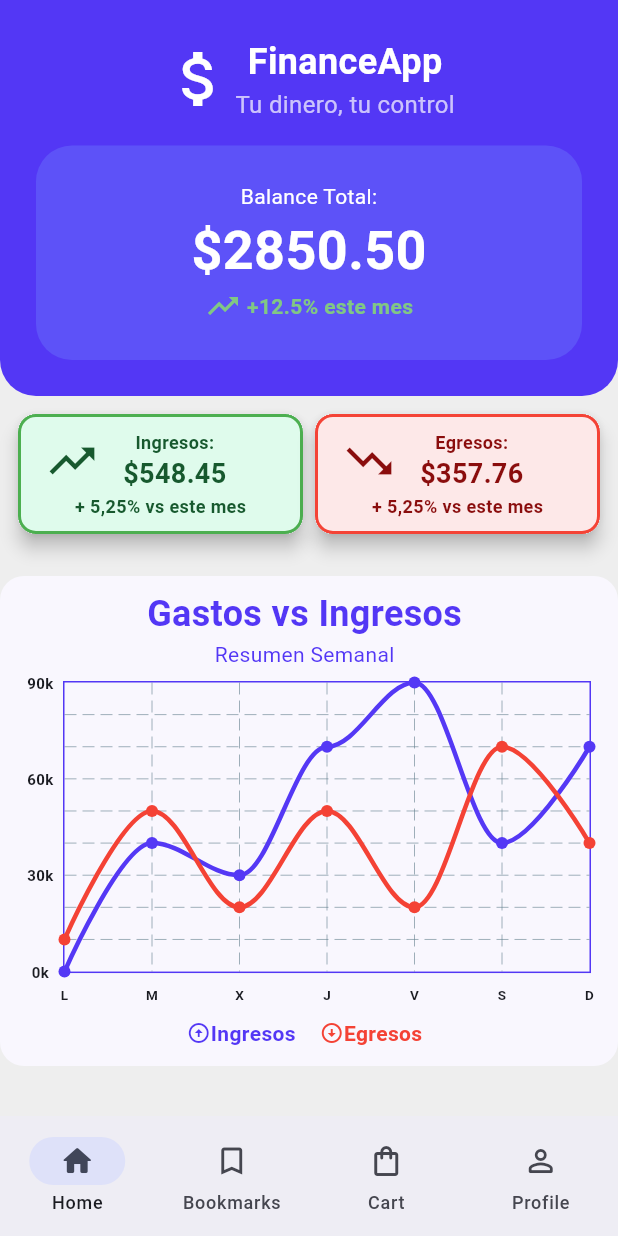
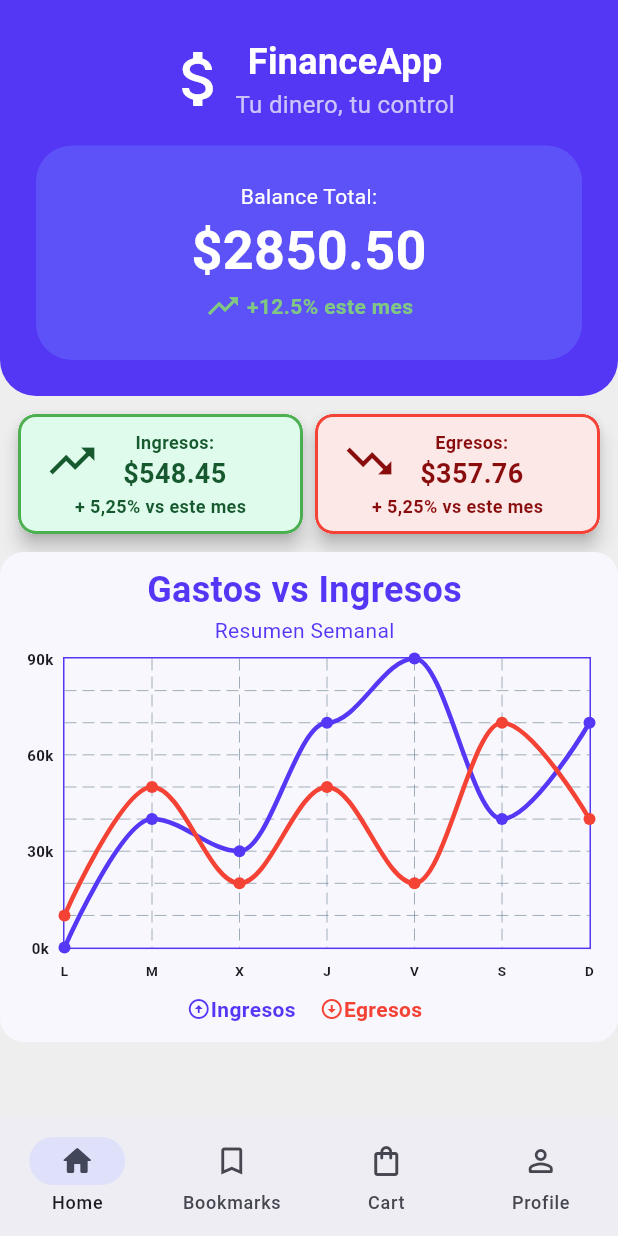
Before and after one commit to VECTOR416/Flutter-Manejo-Divisas, a Flutter app: the screen it shows after launch, on a phone screen of 412 x 824 dp. Run offline on Flutter 3.47's test engine with Material 3 defaults, Android fonts, the phone set to English and light mode, and no system bars; drawn by our look-alikes of fl_chart; our stand-ins replace go_router.

Commit message:
refactor(homescreen): Cambios en el espaciado en la pantalla principal

```diff
--- a/lib/presentation/screens/home_screen.dart
+++ b/lib/presentation/screens/home_screen.dart
@@ -13,37 +13,13 @@ class HomeScreen extends StatelessWidget {
       body: SafeArea(
         child: Column(
           children: [
-            _MainAppbar(),
+            _MainTitle(),
             SizedBox(height: 8),
+            _CardsContainer(),
             Padding(
-              padding: EdgeInsets.only(left: 8, right: 8),
-              child: Row(
-                children: [
-                  Expanded(
-                    child: SecundaryCard(
-                      label: 'Ingresos:',
-                      money: 548.45,
-                      elevation: 5,
-                      isIncome: true,
-                    ),
-                  ),
-                  Expanded(
-                    child: SecundaryCard(
-                      label: 'Egresos:',
-                      money: 357.76,
-                      elevation: 5,
-                      isIncome: false,
-                    ),
-                  ),
-                ],
-              ),
-            ),
-            SizedBox(height: 8),
-            Padding(
-              padding: EdgeInsets.fromLTRB(0, 16, 0, 16),
+              padding: EdgeInsets.fromLTRB(0, 8, 0, 16),
               child: CustomLineChart(),
             ),
-
           ],
         ),
       ),
@@ -52,8 +28,8 @@ class HomeScreen extends StatelessWidget {
   }
 }
 
-class _MainAppbar extends StatelessWidget {
-  const _MainAppbar();
+class _MainTitle extends StatelessWidget {
+  const _MainTitle();
 
   @override
   Widget build(BuildContext context) {
@@ -93,15 +69,46 @@ class _MainAppbar extends StatelessWidget {
             ],
           ),
           const SizedBox(height: 16),
-          _SecundaryContainer(),
+          _BalanceContainer(),
         ],
       ),
     );
   }
 }
 
-class _SecundaryContainer extends StatelessWidget {
-  const _SecundaryContainer();
+class _CardsContainer extends StatelessWidget {
+  const _CardsContainer();
+
+  @override
+  Widget build(BuildContext context) {
+    return Padding(
+      padding: EdgeInsets.only(left: 8, right: 8),
+      child: Row(
+        children: [
+          Expanded(
+            child: SecundaryCard(
+              label: 'Ingresos:',
+              money: 548.45,
+              elevation: 5,
+              isIncome: true,
+            ),
+          ),
+          Expanded(
+            child: SecundaryCard(
+              label: 'Egresos:',
+              money: 357.76,
+              elevation: 5,
+              isIncome: false,
+            ),
+          ),
+        ],
+      ),
+    );
+  }
+}
+
+class _BalanceContainer extends StatelessWidget {
+  const _BalanceContainer();
 
   @override
   Widget build(BuildContext context) {
```
